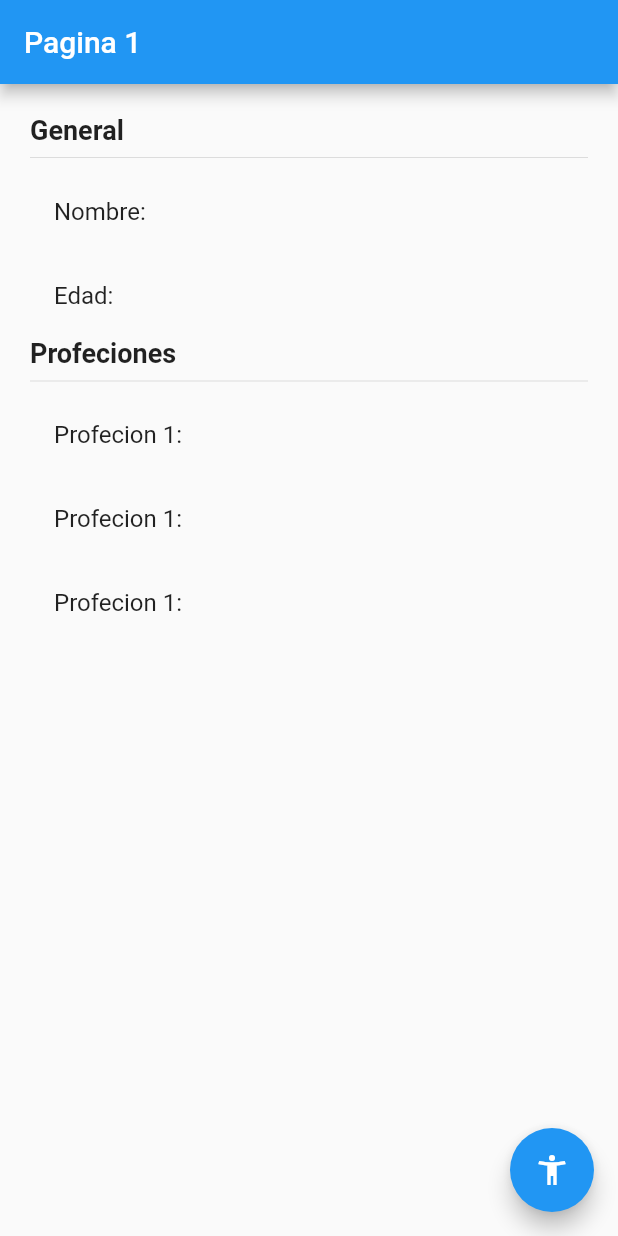
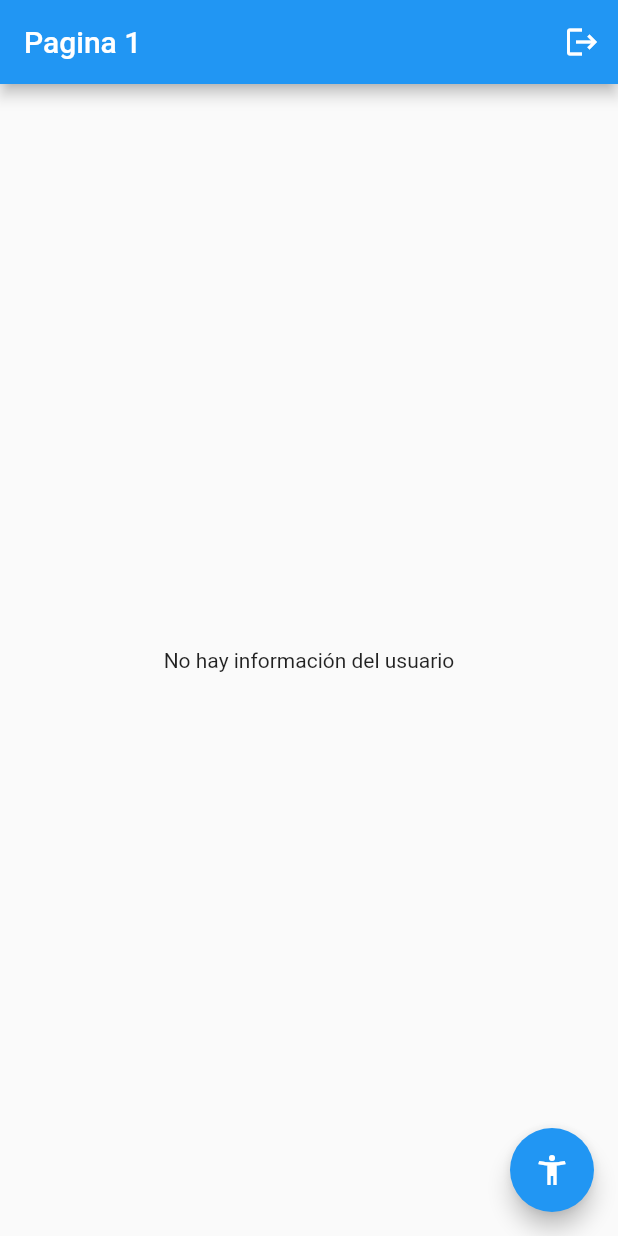
Before and after one commit to casillasmanuel9/estados-flutter, a Flutter app: the screen it shows after launch, on a phone screen of 412 x 824 dp. Run offline on Flutter 3.47's test engine with Material 2 defaults, Android fonts, the phone set to English and light mode, and no system bars; our stand-ins replace flutter_bloc.

Commit message:
cubit terminado

```diff
--- /dev/null
+++ b/lib/bloc/usuario/usuario_cubit.dart
@@ -0,0 +1,41 @@
+
+
+import 'package:flutter_bloc/flutter_bloc.dart';
+import 'package:flutter_estados/models/usuario.dart';
+import 'package:meta/meta.dart';
+part 'usuario_state.dart';
+
+class UsuarioCubit extends Cubit<UsuarioState> {
+
+  UsuarioCubit() : super(UsuarioInitial());
+
+  void seleccionarEstado(Usuario user){
+    emit(UsuarioSeleccionado(user));
+  }
+
+  void cambiarEdad(int edad) {
+    final currentState = state;
+    if(currentState is UsuarioSeleccionado) {
+      final user = currentState.usuario.copyWith(edad: edad);
+      emit(UsuarioSeleccionado(user));
+    }
+  }
+
+  void agregarProfecciones() {
+     final currentState = state;
+     if(currentState is UsuarioSeleccionado) {
+       final List<String> profeciones = [
+         ...currentState.usuario.profesiones,
+         'Profecion ${currentState.usuario.profesiones.length + 1}'
+        ];
+       final user = currentState.usuario.copyWith(profesiones: profeciones);
+       emit(UsuarioSeleccionado(user));
+
+     }
+  }
+
+  void borrarUsuario() {
+    emit(UsuarioInitial());
+  }
+
+}
--- /dev/null
+++ b/lib/bloc/usuario/usuario_state.dart
@@ -0,0 +1,19 @@
+part of 'usuario_cubit.dart';
+
+@immutable
+abstract class UsuarioState {
+
+}
+
+class UsuarioInitial extends UsuarioState {
+  final existeUsuario = false;
+
+}
+
+class UsuarioSeleccionado extends UsuarioState {
+  final existeUsuario = true;
+  final Usuario usuario;
+
+  UsuarioSeleccionado(this.usuario);
+
+}
--- a/lib/main.dart
+++ b/lib/main.dart
@@ -1,4 +1,6 @@
 import 'package:flutter/material.dart';
+import 'package:flutter_bloc/flutter_bloc.dart';
+import 'package:flutter_estados/bloc/usuario/usuario_cubit.dart';
 import 'package:flutter_estados/pages/pagina1.dart';
 import 'package:flutter_estados/pages/pagina2.dart';
 
@@ -7,7 +9,11 @@ void main() => runApp(MyApp());
 class MyApp extends StatelessWidget {
   @override
   Widget build(BuildContext context) {
-    return MaterialApp(
+    return MultiBlocProvider(
+      providers: [
+        BlocProvider(create: (BuildContext context) => new UsuarioCubit(),)
+      ],
+      child: MaterialApp(
         debugShowCheckedModeBanner: false,
         title: 'Material App',
         initialRoute: 'pagina1',
@@ -15,6 +21,7 @@ class MyApp extends StatelessWidget {
           'pagina1': (_) => Pagina1(),
           'pagina2': (_) => Pagina2()
         },
+      ),
     );
   }
 }
--- a/lib/models/usuario.dart
+++ b/lib/models/usuario.dart
@@ -1,8 +1,18 @@
-
 class Usuario {
-  String nombre;
-  int edad;
-  List<String> profesiones;
+  final String nombre;
+  final int edad;
+  final List<String> profesiones;
 
   Usuario({this.nombre, this.edad, this.profesiones});
+
+  Usuario copyWith({
+    String nombre,
+    int edad,
+    List<String> profesiones
+  }) =>
+  Usuario(
+    edad: edad ?? this.edad,
+    nombre: nombre ?? this.nombre,
+    profesiones: profesiones ?? this.profesiones
+  );
 }
--- a/lib/pages/pagina1.dart
+++ b/lib/pages/pagina1.dart
@@ -1,15 +1,23 @@
 import 'package:flutter/material.dart';
+import 'package:flutter_bloc/flutter_bloc.dart';
+import 'package:flutter_estados/bloc/usuario/usuario_cubit.dart';
+import 'package:flutter_estados/models/usuario.dart';
+import 'package:flutter_bloc/flutter_bloc.dart';
 
 class Pagina1 extends StatelessWidget {
   const Pagina1({Key key}) : super(key: key);
 
   @override
   Widget build(BuildContext context) {
+    final usuarioCubit = context.read<UsuarioCubit>();
     return Scaffold(
       appBar: AppBar(
         title: Text('Pagina 1'),
+        actions: [
+          IconButton(icon: Icon(Icons.logout), onPressed: () => usuarioCubit.borrarUsuario())
+        ],
       ),
-      body: InformacionUsuario(),
+      body: BodyScafflod(),
       floatingActionButton: FloatingActionButton(
         child: Icon(Icons.accessibility_new),
         onPressed: () => Navigator.pushNamed(context, 'pagina2'),
@@ -18,7 +26,41 @@ class Pagina1 extends StatelessWidget {
   }
 }
 
+class BodyScafflod extends StatelessWidget {
+  @override
+  Widget build(BuildContext context) {
+    return BlocBuilder<UsuarioCubit, UsuarioState>(builder: (_, state) {
+      switch (state.runtimeType) {
+        case UsuarioInitial:
+          return Center(
+            child: Text('No hay información del usuario'),
+          );
+        case UsuarioSeleccionado:
+          return InformacionUsuario((state as UsuarioSeleccionado).usuario);
+        default:
+          return Center(
+            child: Text('Estado no reconocido'),
+          );
+      }
+      // if ( state is UsuarioInitial ) {
+      //   return Center(
+      //     child: Text('No hay información del usuario'),
+      //   );
+      // } else if(state is UsuarioSeleccionado){
+      //   return InformacionUsuario(state.usuario);
+      // } else {
+      //   return Center(
+      //     child: Text('Estado no reconocido'),
+      //   );
+      // }
+    });
+  }
+}
+
 class InformacionUsuario extends StatelessWidget {
+  final Usuario usuario;
+
+  const InformacionUsuario(this.usuario);
   @override
   Widget build(BuildContext context) {
     return SingleChildScrollView(
@@ -34,16 +76,17 @@ class InformacionUsuario extends StatelessWidget {
               style: TextStyle(fontSize: 18.0, fontWeight: FontWeight.bold),
             ),
             Divider(),
-            ListTile(title: Text('Nombre: ')),
-            ListTile(title: Text('Edad: ')),
+            ListTile(title: Text('Nombre: ${usuario.nombre}')),
+            ListTile(title: Text('Edad: ${usuario.edad}')),
             Text(
               'Profeciones',
               style: TextStyle(fontSize: 18.0, fontWeight: FontWeight.bold),
             ),
             Divider(),
-            ListTile(title: Text('Profecion 1: ')),
-            ListTile(title: Text('Profecion 1: ')),
-            ListTile(title: Text('Profecion 1: '))
+            // ListTile(title: Text('Profecion 1: '))
+            ...usuario.profesiones.map((e) => ListTile(
+                  title: Text(e),
+                ))
           ],
         ),
       ),
--- a/pubspec.yaml
+++ b/pubspec.yaml
@@ -28,6 +28,7 @@ dependencies:
   # The following adds the Cupertino Icons font to your application.
   # Use with the CupertinoIcons class for iOS style icons.
   cupertino_icons: ^1.0.2
+  flutter_bloc: ^7.0.0
 
 dev_dependencies:
   flutter_test:
```
Also changed, not shown: lib/pages/pagina2.dart (+24 -3 lines), pubspec.lock. Lines whose indentation alone changed are shown as unchanged.
